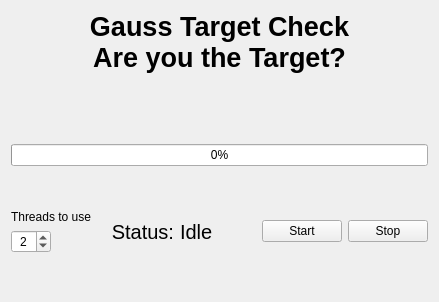
Before: the Qt Designer form application/gaussCrack/mainwindow.ui in lightswitch05/gaussCrack, drawn with Qt 5.
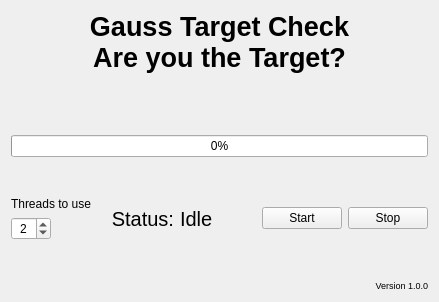
After: the same form once the commit is applied.

Diff of the .ui file:
```diff
--- a/application/gaussCrack/mainwindow.ui
+++ b/application/gaussCrack/mainwindow.ui
@@ -202,6 +202,21 @@
       </item>
      </layout>
     </item>
+    <item>
+     <widget class="QLabel" name="label">
+      <property name="font">
+       <font>
+        <pointsize>7</pointsize>
+       </font>
+      </property>
+      <property name="text">
+       <string>Version 1.0.0</string>
+      </property>
+      <property name="alignment">
+       <set>Qt::AlignBottom|Qt::AlignRight|Qt::AlignTrailing</set>
+      </property>
+     </widget>
+    </item>
    </layout>
   </widget>
  </widget>
```
